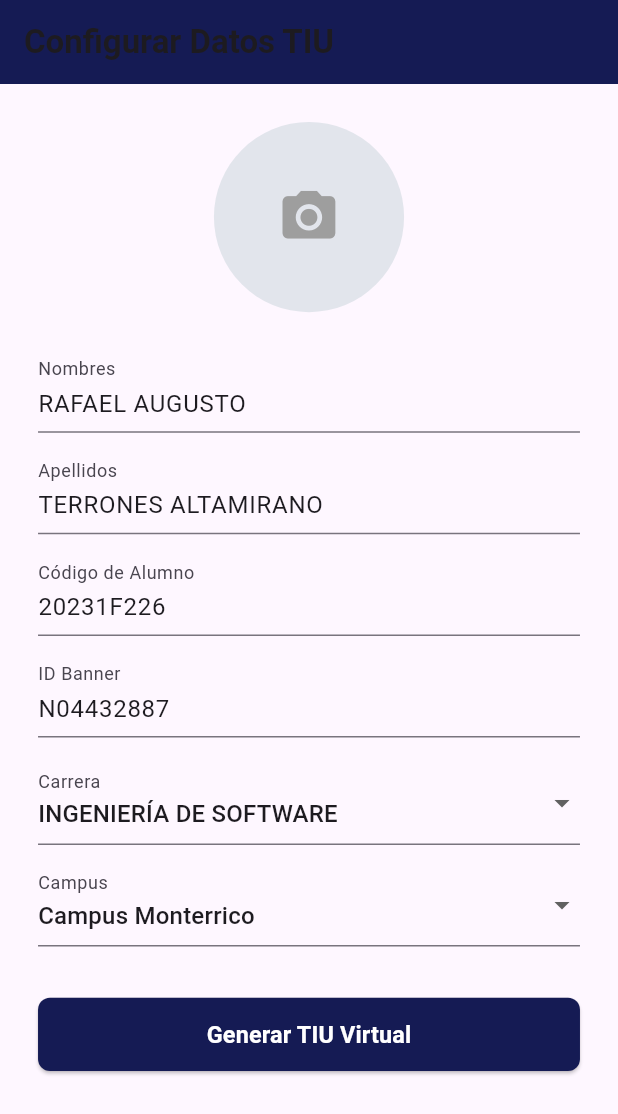
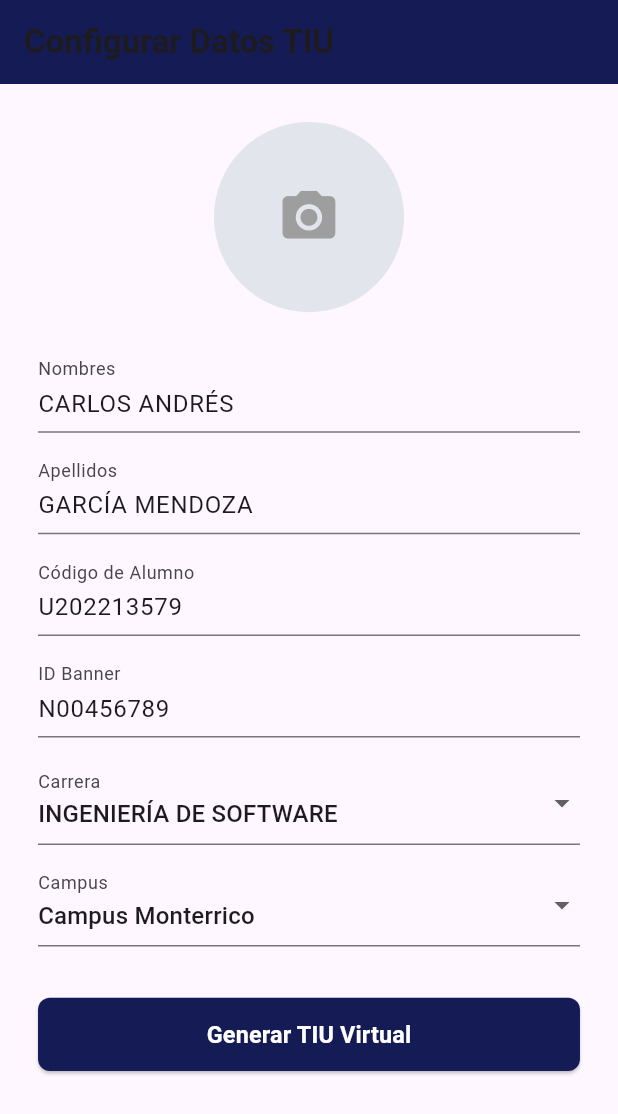
Before and after one commit to Rfaleltsy/CLON-MIUPC-TIU, a Flutter app: the screen it shows after launch, on a phone screen of 412 x 824 dp. Shown: the top 1114 px of the screen. Run offline on Flutter 3.47's test engine with Material 3 defaults, Android fonts, the light colour scheme and no system bars; our stand-ins replace flutter_screenutil, image_picker; Roboto replaces fonts that are missing (sans-serif-condensed).

Commit message:
Update default values to generic placeholders

```diff
--- a/lib/main.dart
+++ b/lib/main.dart
@@ -49,10 +49,10 @@ class MenuScreen extends StatefulWidget {
 }
 
 class _MenuScreenState extends State<MenuScreen> {
-  final _nameController = TextEditingController(text: "RAFAEL AUGUSTO");
-  final _lastNameController = TextEditingController(text: "TERRONES ALTAMIRANO");
-  final _codeController = TextEditingController(text: "20231F226");
-  final _bannerController = TextEditingController(text: "N04432887");
+  final _nameController = TextEditingController(text: "CARLOS ANDRÉS");
+  final _lastNameController = TextEditingController(text: "GARCÍA MENDOZA");
+  final _codeController = TextEditingController(text: "U202213579");
+  final _bannerController = TextEditingController(text: "N00456789");
   String _selectedCarrera = "INGENIERÍA DE SOFTWARE";
   String _selectedCampus = "Campus Monterrico";
   Uint8List? _imageBytes;
```
Also changed, not shown: 2 other files.
